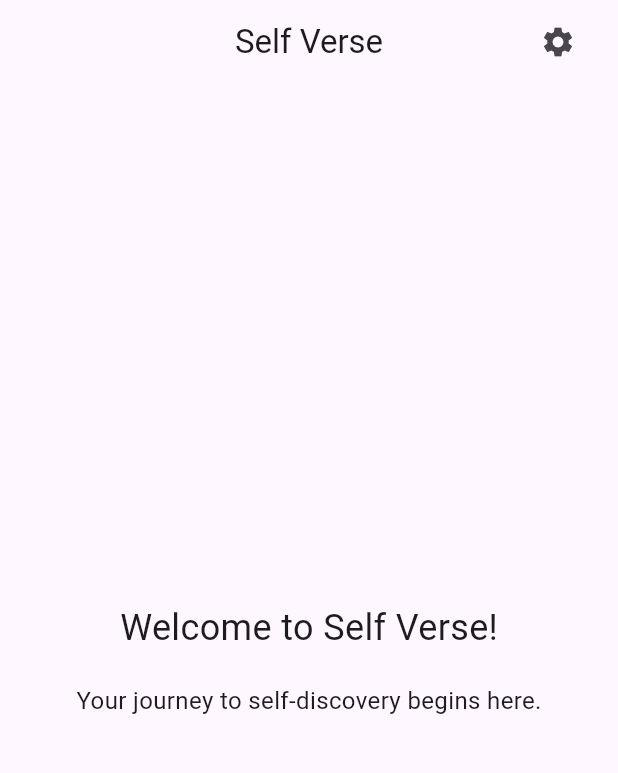
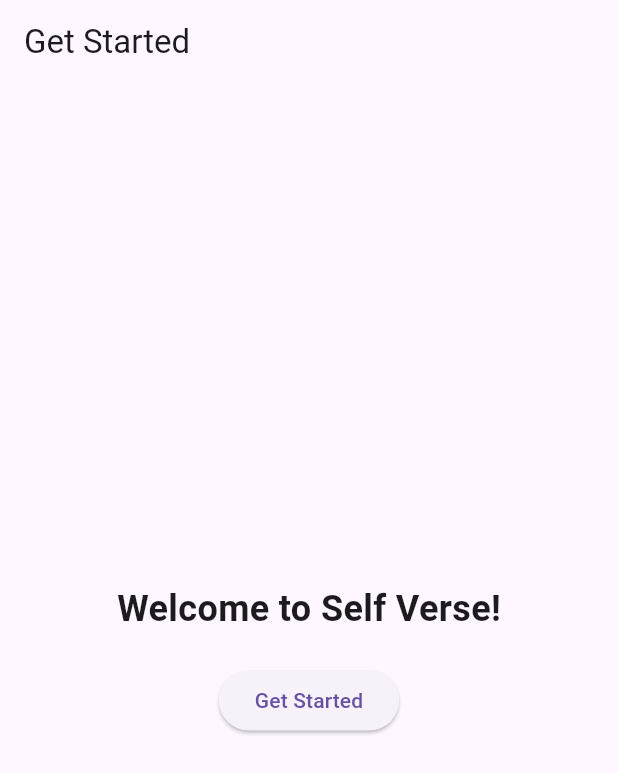
Before and after one commit to Shankar-CSE/self_verse, a Flutter app: the screen it shows after launch, on a phone screen of 412 x 824 dp. Shown: the top 773 px of the screen. Run offline on Flutter 3.47's test engine with Material 3 defaults, Android fonts, the phone set to English and light mode, and no system bars.

Commit message:
feat: implement Getstarted screen and update main app entry point

```diff
--- a/lib/main.dart
+++ b/lib/main.dart
@@ -1,4 +1,5 @@
 import 'package:flutter/material.dart';
+import 'package:self_verse/screens/getStarted.dart';
 import 'package:self_verse/screens/home.dart';
 
 void main() {
@@ -16,7 +17,7 @@ class MyApp extends StatelessWidget {
       theme: ThemeData(
         primarySwatch: Colors.blue,
       ),
-      home: Home(),
+      home: Getstarted(),
     );
   }
 }
--- /dev/null
+++ b/lib/screens/getStarted.dart
@@ -0,0 +1,42 @@
+import 'package:flutter/material.dart';
+import 'package:self_verse/screens/home.dart';
+
+class Getstarted extends StatefulWidget {
+  const Getstarted({super.key});
+
+  @override
+  State<Getstarted> createState() => _GetstartedState();
+}
+
+class _GetstartedState extends State<Getstarted> {
+  @override
+  Widget build(BuildContext context) {
+    return Scaffold(
+      appBar: AppBar(
+        title: const Text('Get Started'),
+      ),
+      body: Center(
+        child: Column(
+          mainAxisAlignment: MainAxisAlignment.center,
+          children: <Widget>[
+            const Text(
+              'Welcome to Self Verse!',
+              style: TextStyle(fontSize: 24, fontWeight: FontWeight.bold),
+            ),
+            const SizedBox(height: 20),
+            ElevatedButton(
+              onPressed: () {
+                Navigator.pushReplacement(
+                  context,
+                  MaterialPageRoute(builder: (context) => const Home()),
+                );
+
+              },
+              child: const Text('Get Started'),
+            ),
+          ],
+        ),
+      ),
+    );
+  }
+}
```
